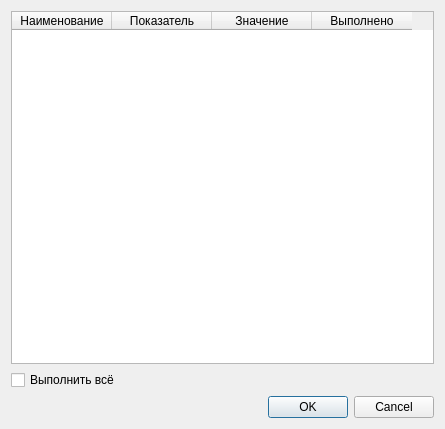
Above: ui_files/operations_table_widget.ui from Yudin-num2/EVP_QT6 before the change. Below: the same form after it.
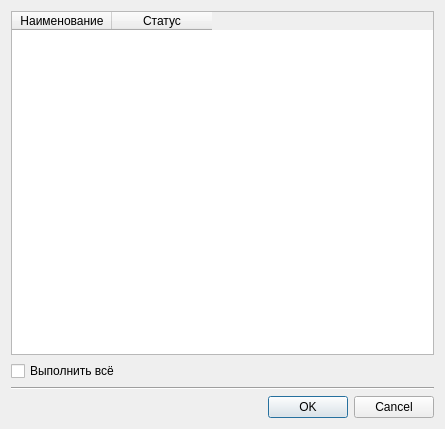
That is the form after the change. Icons and pictures are not drawn.

```diff
--- a/ui_files/operations_table_widget.ui
+++ b/ui_files/operations_table_widget.ui
@@ -24,7 +24,7 @@
       <enum>QAbstractScrollArea::AdjustToContents</enum>
      </property>
      <property name="columnCount">
-      <number>4</number>
+      <number>2</number>
      </property>
      <attribute name="horizontalHeaderStretchLastSection">
       <bool>false</bool>
@@ -36,19 +36,23 @@
      </column>
      <column>
       <property name="text">
-       <string>Показатель</string>
+       <string>Статус</string>
       </property>
      </column>
-     <column>
-      <property name="text">
-       <string>Значение</string>
-      </property>
-     </column>
-     <column>
-      <property name="text">
-       <string>Выполнено</string>
-      </property>
-     </column>
+    </widget>
+   </item>
+   <item row="3" column="0">
+    <widget class="QDialogButtonBox" name="buttonBox">
+     <property name="standardButtons">
+      <set>QDialogButtonBox::Cancel|QDialogButtonBox::Ok</set>
+     </property>
+    </widget>
+   </item>
+   <item row="2" column="0">
+    <widget class="Line" name="line">
+     <property name="orientation">
+      <enum>Qt::Horizontal</enum>
+     </property>
     </widget>
    </item>
    <item row="1" column="0">
@@ -58,13 +62,6 @@
      </property>
     </widget>
    </item>
-   <item row="2" column="0">
-    <widget class="QDialogButtonBox" name="buttonBox">
-     <property name="standardButtons">
-      <set>QDialogButtonBox::Cancel|QDialogButtonBox::Ok</set>
-     </property>
-    </widget>
-   </item>
   </layout>
  </widget>
  <resources/>
```
